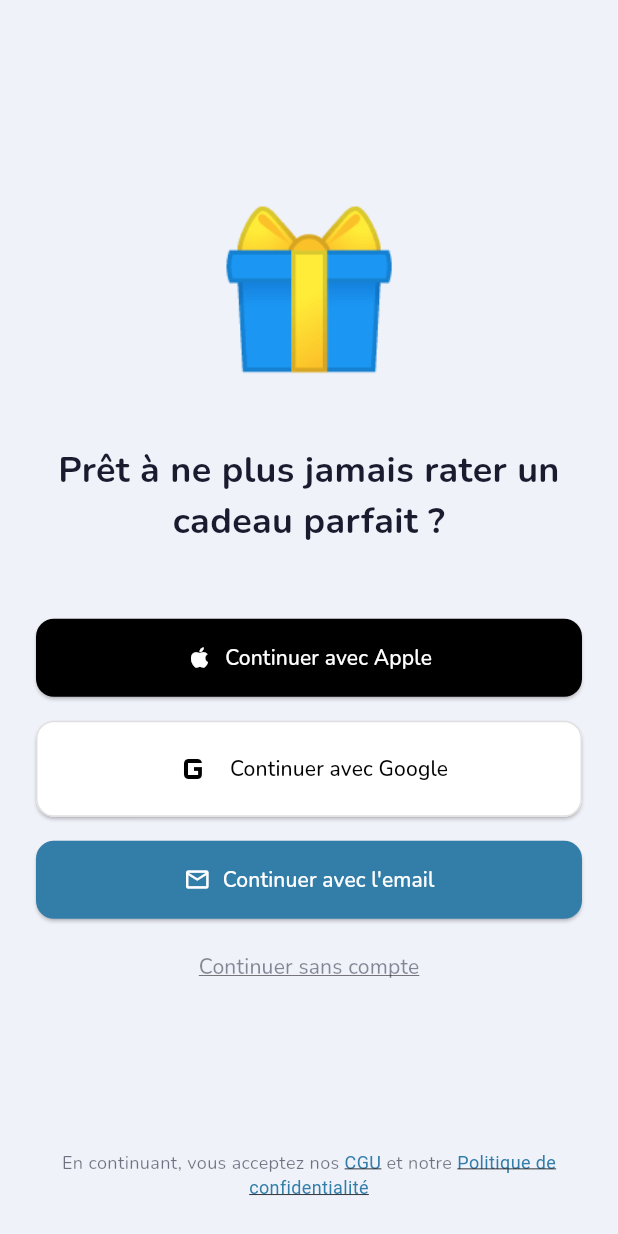
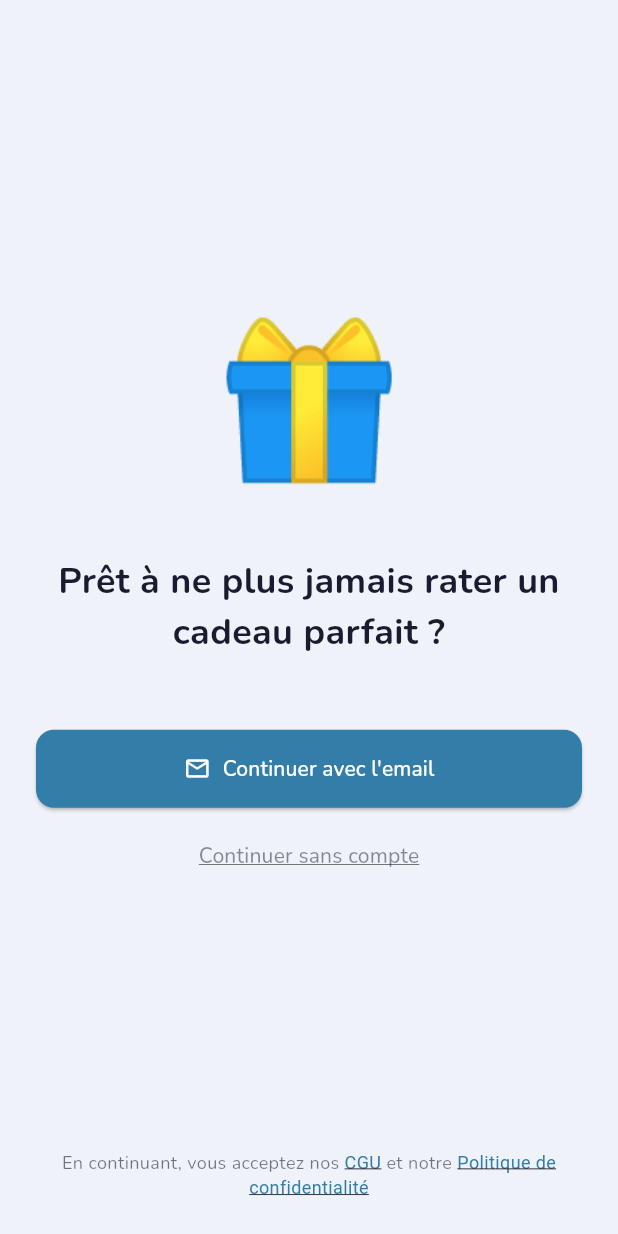
Before and after one commit to fnnktkygl-code/kindy, a Flutter app: the screen it shows after launch, on a phone screen of 412 x 824 dp. Run offline on Flutter 3.47's test engine with Material 3 defaults, Android fonts, the phone set to English and light mode, and no system bars; our stand-ins replace app_links, firebase_core, firebase_messaging, flutter_secure_storage, geolocator, google_fonts and 5 more; accounts and stored records are empty.

Commit message:
fix: hide Apple/Google auth on Android, remove deprecated SecureStorage option, add R8 dontwarn rules

```diff
--- a/lib/core/state/app_state.dart
+++ b/lib/core/state/app_state.dart
@@ -123,9 +123,7 @@ class PigioAppState extends ChangeNotifier {
         notificationService: _notificationService,
       );
   static const Uuid _uuid = Uuid();
-  static const _secureStorage = FlutterSecureStorage(
-    aOptions: AndroidOptions(encryptedSharedPreferences: true),
-  );
+  static const _secureStorage = FlutterSecureStorage();
 
   // Periodic sync timer
   async_lib.Timer? _syncTimer;
--- a/lib/screens/auth/auth_welcome_screen.dart
+++ b/lib/screens/auth/auth_welcome_screen.dart
@@ -1,3 +1,5 @@
+import 'dart:io';
+
 import 'package:flutter/material.dart';
 import 'package:provider/provider.dart';
 import 'package:pigio_app/core/state/app_state.dart';
@@ -43,7 +45,8 @@ class AuthWelcomeScreen extends StatelessWidget {
               ),
               const SizedBox(height: 48),
 
-              // Apple Sign In
+              // Apple Sign In — iOS only
+              if (Platform.isIOS) ...[
                 ElevatedButton.icon(
                   onPressed: () async {
                     try {
@@ -70,8 +73,10 @@ class AuthWelcomeScreen extends StatelessWidget {
                   ),
                 ),
                 const SizedBox(height: 16),
+              ],
 
-              // Google Sign In
+              // Google Sign In — not yet configured for Android
+              if (!Platform.isAndroid) ...[
                 ElevatedButton.icon(
                   onPressed: () async {
                     try {
@@ -102,6 +107,7 @@ class AuthWelcomeScreen extends StatelessWidget {
                   ),
                 ),
                 const SizedBox(height: 16),
+              ],
 
               // Email Sign In
               ElevatedButton.icon(
--- a/lib/services/auth_service.dart
+++ b/lib/services/auth_service.dart
@@ -7,9 +7,7 @@ class AuthService {
   AuthService._internal();
 
   final SupabaseClient _supabase = Supabase.instance.client;
-  final FlutterSecureStorage _secureStorage = const FlutterSecureStorage(
-    aOptions: AndroidOptions(encryptedSharedPreferences: true),
-  );
+  final FlutterSecureStorage _secureStorage = const FlutterSecureStorage();
 
   // Keys for secure storage
   static const String _refreshTokenKey = 'pigio_refresh_token';
```
Also changed, not shown: 1 other file. Lines whose indentation alone changed are shown as unchanged.
